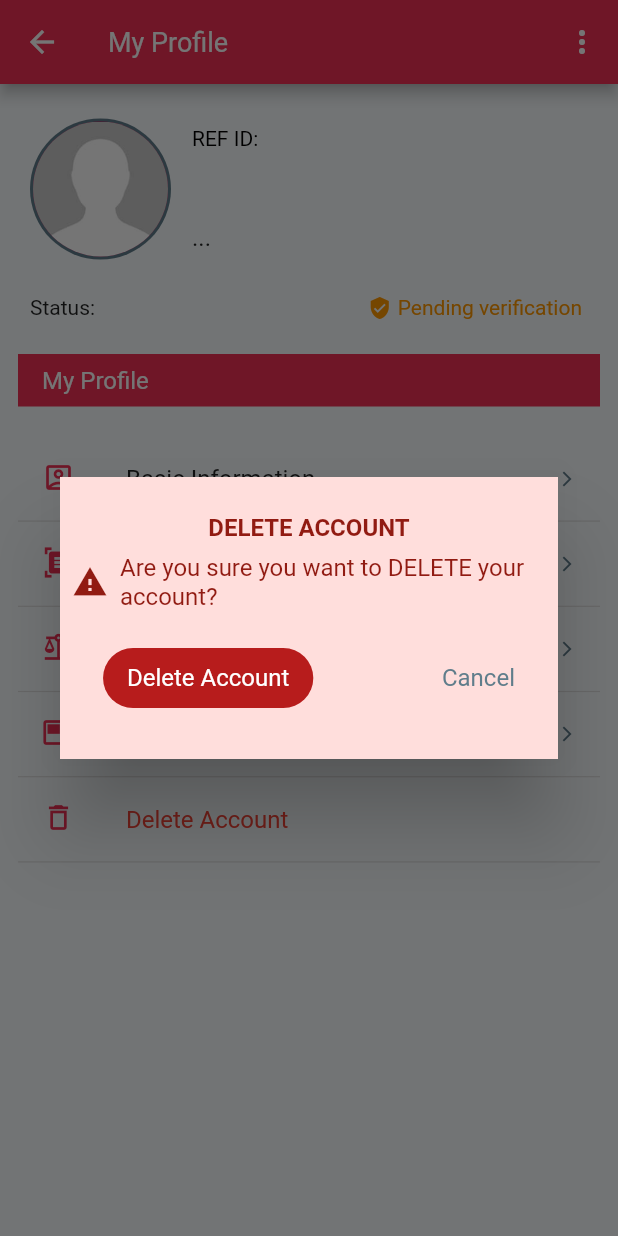
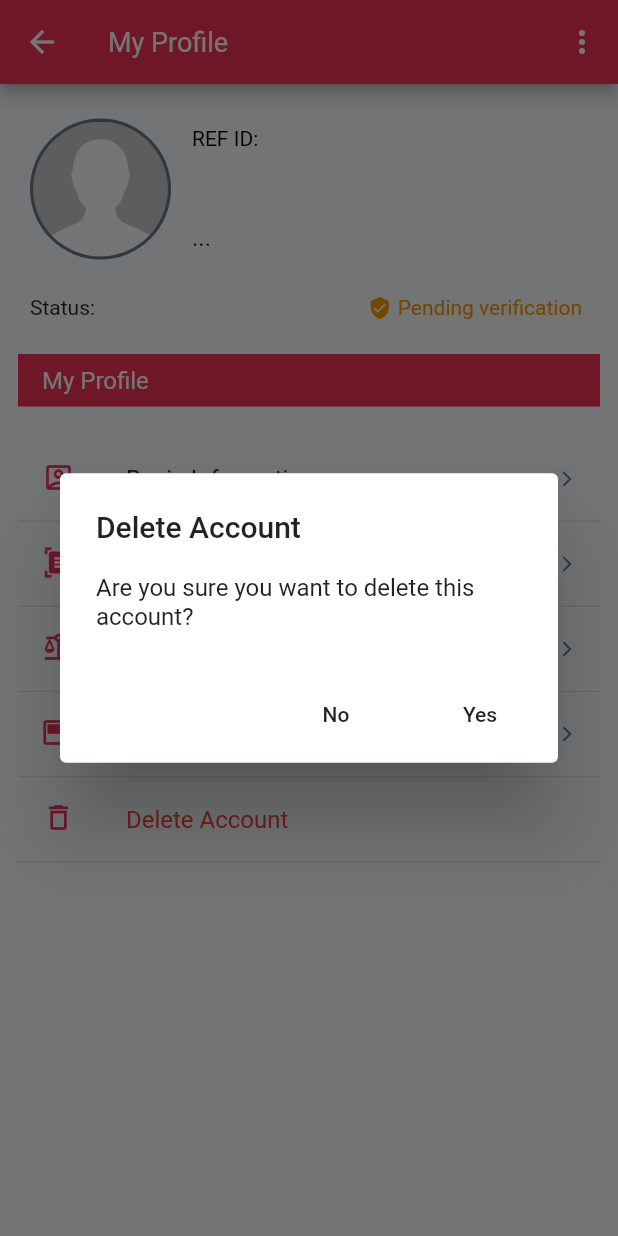
Before and after one commit to Bisecto/Brixmarket, a Flutter app: the ProfilingPage screen opened by its route, after a tap on "Delete Account", on a phone screen of 412 x 824 dp. Run offline on Flutter 3.47's test engine with Material 2 defaults, Android fonts, the phone set to English and light mode, and no system bars; our stand-ins replace carousel_slider, device_info_plus, file_picker, firebase_core, firebase_database, firebase_dynamic_links and 16 more; missing offline and left inert: cross_connectivity, flutter_phone_direct_caller, graphic; accounts and stored records are empty; network calls fail; statements that could not run were skipped.

Commit message:
Modification_Precious_7

```diff
--- a/lib/controllers/create_property_controller.dart
+++ b/lib/controllers/create_property_controller.dart
@@ -425,7 +425,7 @@ class CreatePropertyCtrl extends GetxController {
   completeDraftProperty(Property property) async {
     cPropCtrl.showMyPropertyMenu.value = false;
     cPropCtrl.createPropPageIndex.value = 0;
-    Preloader.show();
+    Preloader.show(msg: 'Please wait while we get all saved data.');
     EditCtrl.title.text = property.title ?? '';
     EditCtrl.reference.text = property.reference ?? '';
     EditCtrl.description.text = property.description ?? '';
--- a/lib/controllers/home_controller.dart
+++ b/lib/controllers/home_controller.dart
@@ -215,7 +215,7 @@ class HomeController extends GetxController with Auth, Chat, ResetPassword {
   }
 
   shareApp({Property? property}) async {
-    await Share.share("Find great and affordable properties for Sale, Rent, and Lease near you. You can also upload your properties to find customers on https://brixmarket.com/ You can also easily download our apps which are available on Google Playstore and App Store.", subject: 'Brixmarket');
+    await Share.share("https://brixmarket.com/", subject: 'Brixmarket');
     // MSG.snackBar("Successful", title: "Share");
   }
 
@@ -322,6 +322,7 @@ class HomeController extends GetxController with Auth, Chat, ResetPassword {
       if (response != null) {
         Preloader.hide();
         Get.back();
+        EditCtrl.message.clear();
         MSG.snackBar('Message sent');
       }
     }
--- a/lib/services/provider.dart
+++ b/lib/services/provider.dart
@@ -35,7 +35,7 @@ class Provider extends GetConnect {
   }
 
   Future<dynamic> postData(String url, Map<String, dynamic> data) async {
-    // await Connectivity().checkConnection().then((connected) async => connected ? null : Get.toNamed(noInternet));
+     //await Connectivity().checkConnection().then((connected) async => connected ? null : Get.toNamed(noInternet));
     url = appBaseUrl + url;
     dnd(data);
     dnd(url);
--- a/lib/view/screens/create_property/create_property_widges.dart
+++ b/lib/view/screens/create_property/create_property_widges.dart
@@ -994,7 +994,7 @@ Future getFeatures() async {
         .postData("property/get-features/House", Property.map())
         .then((value) => features = value);
   }
-  return features;
+  return features?? [];
 }
 //
 // Widget createPropertyMorDetails(BuildContext context) {
--- a/lib/view/screens/mobile/account_page.dart
+++ b/lib/view/screens/mobile/account_page.dart
@@ -98,7 +98,9 @@ class AccountPage extends StatelessWidget {
                 icon: Icons.verified),
             buildListTile(
                 onTap: () {
-                  Get.toNamed(RouteStr.mobileProfileHome);
+                  Navigator.of(context).push(MaterialPageRoute(builder: (context)=>const ProfilingPage()));
+
+                  //Get.toNamed(RouteStr.mobileProfileHome);
                 },
                 title: 'My Profile',
                 icon: Icons.account_box_outlined),
--- a/lib/view/screens/mobile/explore_page.dart
+++ b/lib/view/screens/mobile/explore_page.dart
@@ -71,7 +71,8 @@ class _ExplorePageState extends State<ExplorePage> {
                 future: propCtrl.getProperties(navItem: 0),
                 builder: (context, AsyncSnapshot snap) {
                   List<Property> properties = snap.data ?? [];
-
+                  // property.title!.trim().toLowerCase().contains(
+                  //     SearchValue.trim().toLowerCase())
                   return Obx(() => propCtrl.showFeatureLoading.value
                       ? Preloader.loadingWidget()
                       : ListView.builder(
--- a/lib/view/screens/mobile/profiling_page.dart
+++ b/lib/view/screens/mobile/profiling_page.dart
@@ -19,9 +19,14 @@ import '../../widgets/form_inputs.dart';
 import '../../widgets/image_widgets.dart';
 import '../dashboard/account_widgets.dart';
 
-class ProfilingPage extends StatelessWidget {
+class ProfilingPage extends StatefulWidget {
   const ProfilingPage({Key? key}) : super(key: key);
 
+  @override
+  State<ProfilingPage> createState() => _ProfilingPageState();
+}
+
+class _ProfilingPageState extends State<ProfilingPage> {
   @override
   Widget build(BuildContext context) {
     return Scaffold(
@@ -86,7 +91,7 @@ class ProfilingPage extends StatelessWidget {
                   title: 'Identity Document',
                   icon: Icons.featured_video_outlined,
                 ),buildListTile(
-            onTap: () => homeCtrl.deleteAccount(),
+            onTap: () => _displayDialog(context),
             title: 'Delete Account',
             color: Colors.red,
             icon: Icons.delete_outline_outlined,
@@ -98,7 +103,32 @@ class ProfilingPage extends StatelessWidget {
       ),
     );
   }
-
+  _displayDialog(BuildContext context) async {
+    return showDialog(
+        context: context,
+        builder: (context) {
+          return AlertDialog(
+            title: Text('Delete Account'),
+            content: Text(
+              'Are you sure you want to delete this account?'
+            ),
+            actions: <Widget>[
+              FlatButton(
+                child: Text('No'),
+                onPressed: () {
+                  homeCtrl.deleteAccount();
+                },
+              ),
+              FlatButton(
+                child: Text('Yes'),
+                onPressed: () {
+                  homeCtrl.deleteAccount();
+                },
+              )
+            ],
+          );
+        });
+  }
   buildListTile({String title = '', IconData? icon, required Function onTap, Color? color}) {
     return InkWell(
       onTap: () {
```
Also changed, not shown: lib/view/screens/mobile/help_page.dart (+14 -0 lines), lib/view/screens/mobile/home_page.dart (+73 -41 lines), lib/view/screens/mobile/property_details_page.dart (+19 -17 lines).
